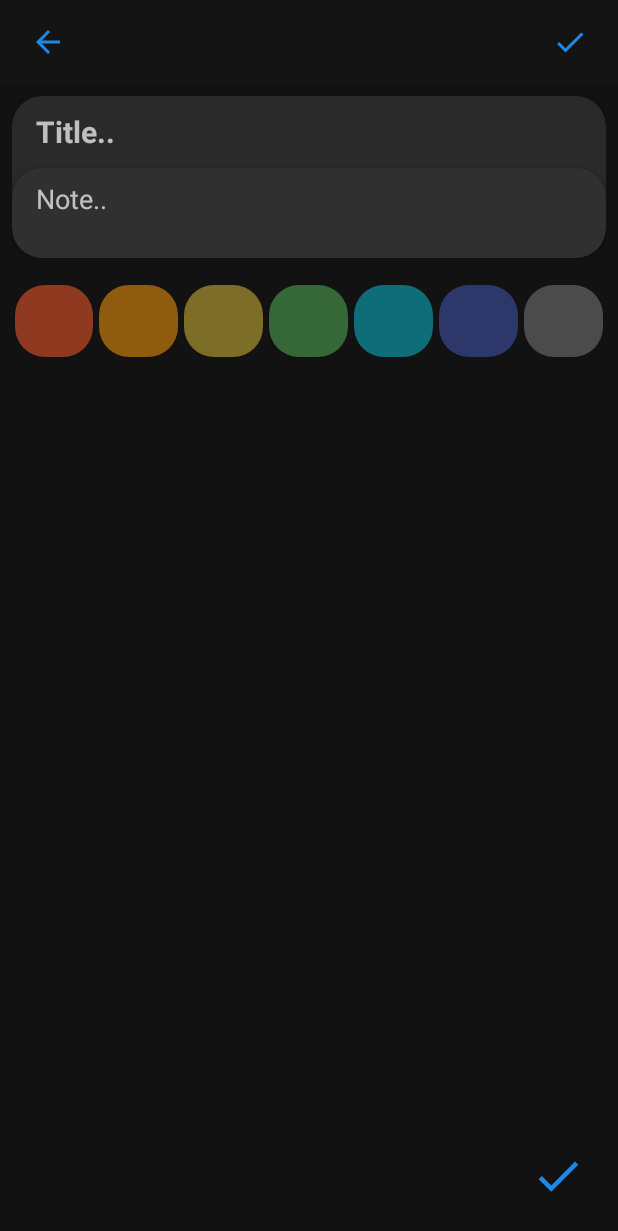
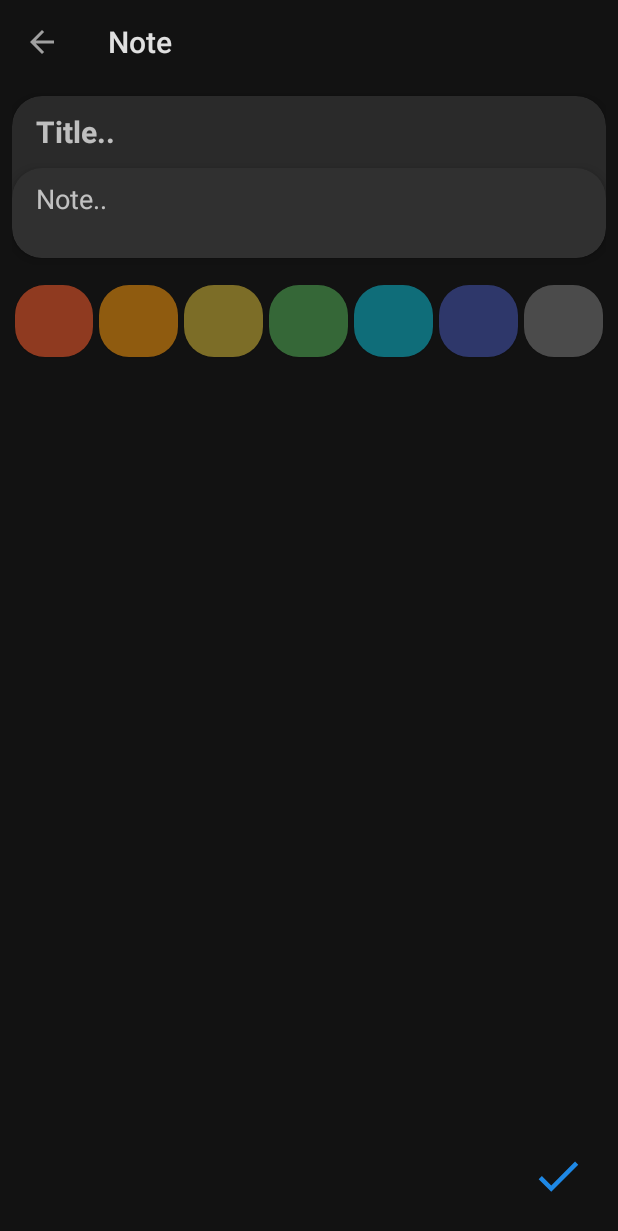
Before and after one commit to AlecSPb/Note, an Android app: the EditNoteFragment screen opened through its navigation route, on a phone screen of 412 x 824 dp. Shown: the top 1231 px of the screen. Run offline under Robolectric (Android 15) with nearby library versions, the phone set to English and light mode, and no system bars; our stand-ins replace navigation-ui.

Commit message:
add back button

```diff
--- a/app/src/main/java/com/coolightman/note/presentation/MainActivity.kt
+++ b/app/src/main/java/com/coolightman/note/presentation/MainActivity.kt
@@ -1,6 +1,7 @@
 package com.coolightman.note.presentation
 
 import android.os.Bundle
+import android.view.MenuItem
 import android.view.View
 import androidx.appcompat.app.AppCompatActivity
 import androidx.appcompat.app.AppCompatDelegate
@@ -21,8 +22,16 @@ class MainActivity : AppCompatActivity() {
         setContentView(binding.root)
         AppCompatDelegate.setDefaultNightMode(AppCompatDelegate.MODE_NIGHT_YES)
 
+        supportActionBar?.setDisplayHomeAsUpEnabled(true)
         createBottomNavigation()
         hideBottomNavigation()
+    }
+
+    override fun onOptionsItemSelected(item: MenuItem): Boolean {
+        when(item.itemId){
+            android.R.id.home -> {onBackPressed()}
+        }
+        return super.onOptionsItemSelected(item)
     }
 
     private fun createBottomNavigation() {
@@ -35,10 +44,10 @@ class MainActivity : AppCompatActivity() {
         navController.addOnDestinationChangedListener { _, destination, _ ->
             if (destination.id == R.id.editNoteFragment) {
                 navBar.visibility = View.GONE
-                supportActionBar?.hide()
+//                supportActionBar?.hide()
             } else {
                 navBar.visibility = View.VISIBLE
-                supportActionBar?.show()
+//                supportActionBar?.show()
             }
         }
     }
--- a/app/src/main/java/com/coolightman/note/presentation/notes/EditNoteFragment.kt
+++ b/app/src/main/java/com/coolightman/note/presentation/notes/EditNoteFragment.kt
@@ -6,10 +6,12 @@ import android.view.LayoutInflater
 import android.view.View
 import android.view.ViewGroup
 import android.view.inputmethod.InputMethodManager
+import android.widget.Toast
 import androidx.fragment.app.Fragment
 import androidx.lifecycle.ViewModelProvider
 import androidx.navigation.fragment.findNavController
 import com.coolightman.note.databinding.FragmentEditNoteBinding
+import com.google.android.material.snackbar.Snackbar
 
 class EditNoteFragment : Fragment() {
 
@@ -48,9 +50,13 @@ class EditNoteFragment : Fragment() {
     }
 
     private fun setListeners() {
-        binding.btBack.setOnClickListener {
-            findNavController().popBackStack()
+        binding.btSaveBottom.setOnClickListener {
+            saveNote()
         }
     }
 
+    private fun saveNote() {
+        Snackbar.make(binding.root, "Note saved", 800).show()
+    }
+
 }
--- a/app/src/main/res/layout/fragment_edit_note.xml
+++ b/app/src/main/res/layout/fragment_edit_note.xml
@@ -7,49 +7,6 @@
     android:contentDescription="@string/cd_edit_note"
     tools:context=".presentation.notes.EditNoteFragment">
 
-    <androidx.constraintlayout.widget.ConstraintLayout
-        android:id="@+id/layout_top"
-        android:layout_width="match_parent"
-        android:layout_height="?actionBarSize"
-        android:layout_marginBottom="8dp"
-        android:background="@color/dark_gray"
-        android:orientation="horizontal"
-        android:paddingStart="8dp"
-        android:paddingEnd="8dp"
-        app:layout_constraintEnd_toEndOf="parent"
-        app:layout_constraintStart_toStartOf="parent"
-        app:layout_constraintTop_toTopOf="parent">
-
-        <com.google.android.material.button.MaterialButton
-            android:id="@+id/bt_back"
-            style="@style/Widget.MaterialComponents.Button.TextButton.Icon"
-            android:layout_width="48dp"
-            android:layout_height="48dp"
-            app:icon="@drawable/ic_baseline_arrow_back_24"
-            app:iconGravity="textStart"
-            app:iconPadding="0dp"
-            app:iconSize="24dp"
-            app:layout_constraintBottom_toBottomOf="parent"
-            app:layout_constraintStart_toStartOf="parent"
-            app:layout_constraintTop_toTopOf="parent"
-            tools:ignore="SpeakableTextPresentCheck" />
-
-        <com.google.android.material.button.MaterialButton
-            android:id="@+id/bt_save"
-            style="@style/Widget.MaterialComponents.Button.TextButton.Icon"
-            android:layout_width="48dp"
-            android:layout_height="48dp"
-            app:icon="@drawable/ic_baseline_check_24"
-            app:iconGravity="textStart"
-            app:iconPadding="0dp"
-            app:iconSize="24dp"
-            app:layout_constraintBottom_toBottomOf="parent"
-            app:layout_constraintEnd_toEndOf="parent"
-            app:layout_constraintTop_toTopOf="parent"
-            tools:ignore="SpeakableTextPresentCheck" />
-
-    </androidx.constraintlayout.widget.ConstraintLayout>
-
     <ScrollView
         android:id="@+id/scroll_edit_note"
         android:layout_width="match_parent"
@@ -57,7 +14,7 @@
         android:contentDescription="@string/cd_edit_note"
         app:layout_constraintEnd_toEndOf="parent"
         app:layout_constraintStart_toStartOf="parent"
-        app:layout_constraintTop_toBottomOf="@id/layout_top">
+        app:layout_constraintTop_toTopOf="parent">
 
         <LinearLayout
             android:layout_width="match_parent"
```
